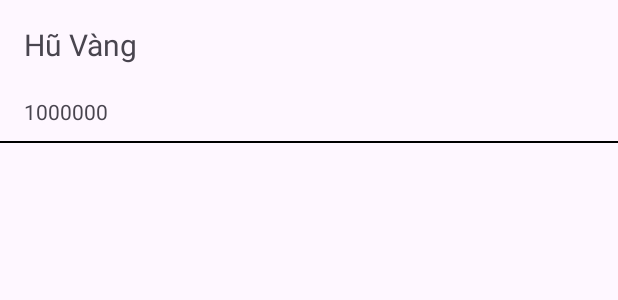
After one commit to doquockhanh03/Android_Basic_Tutorial, an Android app: the layout item_product.xml on its own in the app's theme, with its tools: preview values and no code run, on a phone screen of 412 x 824 dp. The commit adds this screen. Shown: the top 300 px of the screen. Run offline under Robolectric (Android 15) with nearby library versions, the phone set to English and light mode, and no system bars.

Commit message:
first commit

```diff
--- a/app/build.gradle
+++ b/app/build.gradle
@@ -37,4 +37,6 @@ dependencies {
     testImplementation libs.junit
     androidTestImplementation libs.ext.junit
     androidTestImplementation libs.espresso.core
+    implementation "androidx.recyclerview:recyclerview:1.2.0-alpha02"
+
 }
--- /dev/null
+++ b/app/src/main/res/layout/item_product.xml
@@ -0,0 +1,30 @@
+<?xml version="1.0" encoding="utf-8"?>
+<RelativeLayout xmlns:android="http://schemas.android.com/apk/res/android"
+    android:layout_width="match_parent"
+    android:layout_height="wrap_content">
+
+     <TextView
+         android:id="@+id/tv_Name"
+         android:layout_width="wrap_content"
+         android:layout_height="wrap_content"
+         android:text="Hũ Vàng"
+         android:textSize="20dp"
+         android:layout_margin="16dp"/>
+
+    <TextView
+        android:layout_marginTop="5dp"
+        android:layout_marginStart="16dp"
+        android:id="@+id/tvMoney"
+        android:text="1000000"
+        android:layout_below="@id/tv_Name"
+        android:layout_width="wrap_content"
+        android:layout_height="wrap_content"/>
+
+    <View
+        android:layout_marginTop="10dp"
+        android:layout_width="match_parent"
+        android:layout_height="1dp"
+        android:background="@color/black"
+        android:layout_below="@id/tvMoney" />
+
+</RelativeLayout>
```
Also changed, not shown: app/src/main/java/com/example/buoi_03/MainActivity.java (+36 -5 lines), app/src/main/java/com/example/buoi_03/Product.java (added, +30 -0 lines), app/src/main/java/com/example/buoi_03/ProductAdapter.java (added, +52 -0 lines), app/src/main/java/com/example/buoi_03/Support.java (added, +20 -0 lines), app/src/main/java/com/example/buoi_03/SupportAdapter.java (added, +57 -0 lines), app/src/main/res/layout/activity_main.xml (+8 -5 lines), app/src/main/res/layout/item_support.xml (added, +23 -0 lines), app/src/main/res/drawable/khanh.jpg (added), app/src/main/res/drawable/screen.png (added), 1 other file.
